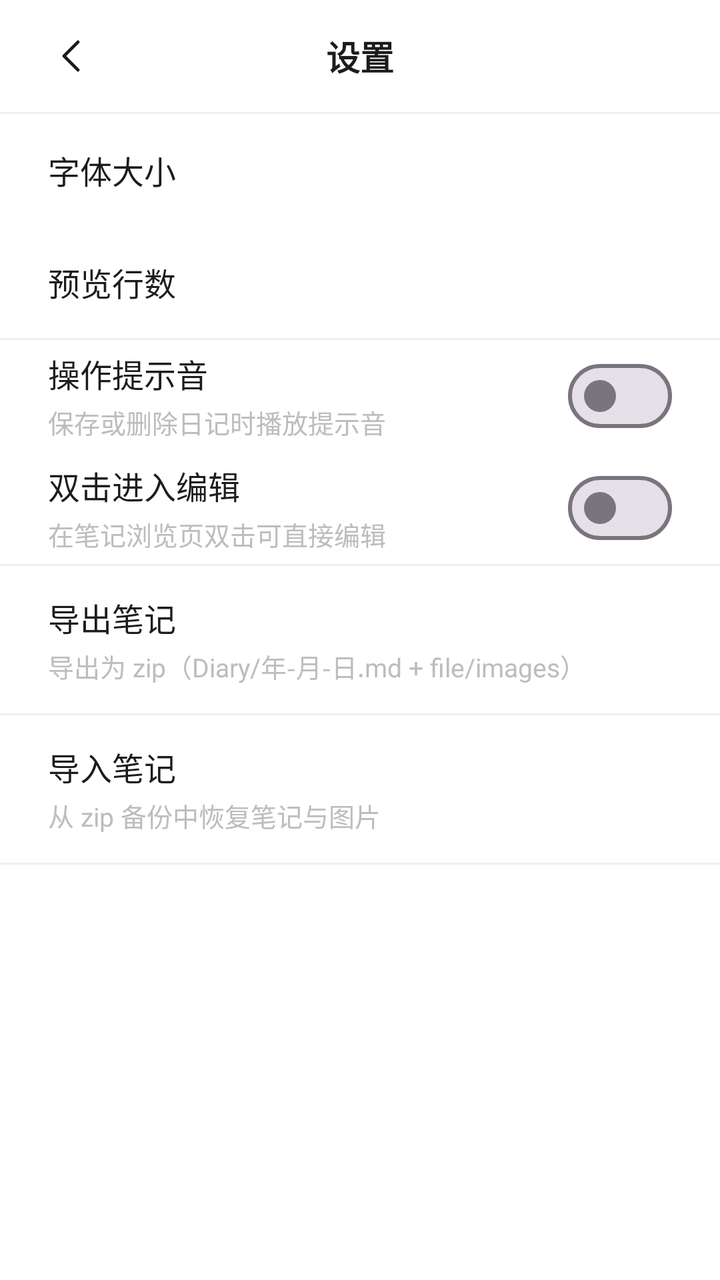
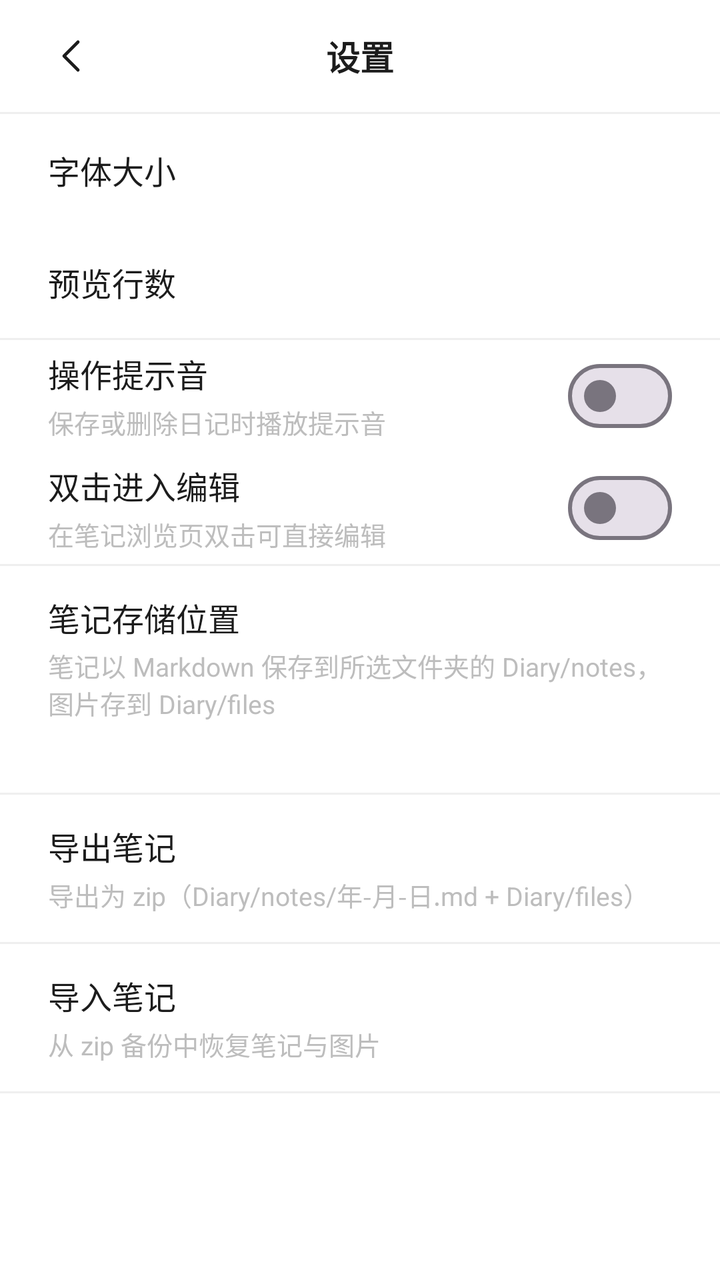

Before-and-after screenshots of an Android layout around one commit, followed by the original layout XML and the change that was made.
<!-- AndroidManifest.xml: application theme Theme.WuDiary -->
<!-- res/layout/activity_settings.xml -->
<?xml version="1.0" encoding="utf-8"?>
<LinearLayout xmlns:android="http://schemas.android.com/apk/res/android"
    android:layout_width="match_parent"
    android:layout_height="match_parent"
    android:background="@color/background"
    android:orientation="vertical">

    <FrameLayout
        android:layout_width="match_parent"
        android:layout_height="56dp">

        <ImageButton
            android:id="@+id/btnBack"
            android:layout_width="48dp"
            android:layout_height="48dp"
            android:layout_gravity="start|center_vertical"
            android:layout_marginStart="12dp"
            android:background="?attr/selectableItemBackgroundBorderless"
            android:contentDescription="@string/back"
            android:scaleType="centerInside"
            android:src="@drawable/ic_chevron_left" />

        <TextView
            android:layout_width="wrap_content"
            android:layout_height="wrap_content"
            android:layout_gravity="center"
            android:text="@string/settings"
            android:textColor="@color/text_primary"
            android:textSize="17sp"
            android:textStyle="bold" />
    </FrameLayout>

    <View
        android:layout_width="match_parent"
        android:layout_height="1dp"
        android:background="@color/divider" />

    <LinearLayout
        android:id="@+id/rowFontSize"
        android:layout_width="match_parent"
        android:layout_height="56dp"
        android:background="?attr/selectableItemBackground"
        android:clickable="true"
        android:focusable="true"
        android:gravity="center_vertical"
        android:orientation="horizontal"
        android:paddingHorizontal="24dp">

        <TextView
            android:layout_width="0dp"
            android:layout_height="wrap_content"
            android:layout_weight="1"
            android:text="@string/font_size"
            android:textColor="@color/text_primary"
            android:textSize="16sp" />

        <TextView
            android:id="@+id/textFontValue"
            android:layout_width="wrap_content"
            android:layout_height="wrap_content"
            android:textColor="@color/text_secondary"
            android:textSize="15sp" />
    </LinearLayout>

    <LinearLayout
        android:id="@+id/rowPreviewLines"
        android:layout_width="match_parent"
        android:layout_height="56dp"
        android:background="?attr/selectableItemBackground"
        android:clickable="true"
        android:focusable="true"
        android:gravity="center_vertical"
        android:orientation="horizontal"
        android:paddingHorizontal="24dp">

        <TextView
            android:layout_width="0dp"
            android:layout_height="wrap_content"
            android:layout_weight="1"
            android:text="@string/preview_lines"
            android:textColor="@color/text_primary"
            android:textSize="16sp" />

        <TextView
            android:id="@+id/textPreviewValue"
            android:layout_width="wrap_content"
            android:layout_height="wrap_content"
            android:textColor="@color/text_secondary"
            android:textSize="15sp" />
    </LinearLayout>

    <View
        android:layout_width="match_parent"
        android:layout_height="1dp"
        android:background="@color/divider" />

    <LinearLayout
        android:id="@+id/rowSound"
        android:layout_width="match_parent"
        android:layout_height="56dp"
        android:background="?attr/selectableItemBackground"
        android:clickable="true"
        android:focusable="true"
        android:gravity="center_vertical"
        android:orientation="horizontal"
        android:paddingHorizontal="24dp">

        <LinearLayout
            android:layout_width="0dp"
            android:layout_height="wrap_content"
            android:layout_weight="1"
            android:orientation="vertical">

            <TextView
                android:layout_width="wrap_content"
                android:layout_height="wrap_content"
                android:text="@string/sound_feedback"
                android:textColor="@color/text_primary"
                android:textSize="16sp" />

            <TextView
                android:layout_width="wrap_content"
                android:layout_height="wrap_content"
                android:layout_marginTop="3dp"
                android:text="@string/sound_feedback_desc"
                android:textColor="@color/text_secondary"
                android:textSize="13sp" />
        </LinearLayout>

        <com.google.android.material.materialswitch.MaterialSwitch
            android:id="@+id/switchSound"
            android:layout_width="wrap_content"
            android:layout_height="wrap_content"
            android:clickable="false"
            android:focusable="false" />
    </LinearLayout>

    <LinearLayout
        android:id="@+id/rowDoubleTap"
        android:layout_width="match_parent"
        android:layout_height="56dp"
        android:background="?attr/selectableItemBackground"
        android:clickable="true"
        android:focusable="true"
        android:gravity="center_vertical"
        android:orientation="horizontal"
        android:paddingHorizontal="24dp">

        <LinearLayout
            android:layout_width="0dp"
            android:layout_height="wrap_content"
            android:layout_weight="1"
            android:orientation="vertical">

            <TextView
                android:layout_width="wrap_content"
                android:layout_height="wrap_content"
                android:text="@string/double_tap_edit"
                android:textColor="@color/text_primary"
                android:textSize="16sp" />

            <TextView
                android:layout_width="wrap_content"
                android:layout_height="wrap_content"
                android:layout_marginTop="3dp"
                android:text="@string/double_tap_edit_desc"
                android:textColor="@color/text_secondary"
                android:textSize="13sp" />
        </LinearLayout>

        <com.google.android.material.materialswitch.MaterialSwitch
            android:id="@+id/switchDoubleTap"
            android:layout_width="wrap_content"
            android:layout_height="wrap_content"
            android:clickable="false"
            android:focusable="false" />
    </LinearLayout>

    <View
        android:layout_width="match_parent"
        android:layout_height="1dp"
        android:background="@color/divider" />

    <LinearLayout
        android:id="@+id/rowExport"
        android:layout_width="match_parent"
        android:layout_height="wrap_content"
        android:background="?attr/selectableItemBackground"
        android:clickable="true"
        android:focusable="true"
        android:orientation="vertical"
        android:paddingHorizontal="24dp"
        android:paddingVertical="14dp">

        <TextView
            android:layout_width="wrap_content"
            android:layout_height="wrap_content"
            android:text="@string/backup_export"
            android:textColor="@color/text_primary"
            android:textSize="16sp" />

        <TextView
            android:layout_width="wrap_content"
            android:layout_height="wrap_content"
            android:layout_marginTop="3dp"
            android:text="@string/backup_export_desc"
            android:textColor="@color/text_secondary"
            android:textSize="13sp" />
    </LinearLayout>

    <View
        android:layout_width="match_parent"
        android:layout_height="1dp"
        android:background="@color/divider" />

    <LinearLayout
        android:id="@+id/rowImport"
        android:layout_width="match_parent"
        android:layout_height="wrap_content"
        android:background="?attr/selectableItemBackground"
        android:clickable="true"
        android:focusable="true"
        android:orientation="vertical"
        android:paddingHorizontal="24dp"
        android:paddingVertical="14dp">

        <TextView
            android:layout_width="wrap_content"
            android:layout_height="wrap_content"
            android:text="@string/backup_import"
            android:textColor="@color/text_primary"
            android:textSize="16sp" />

        <TextView
            android:layout_width="wrap_content"
            android:layout_height="wrap_content"
            android:layout_marginTop="3dp"
            android:text="@string/backup_import_desc"
            android:textColor="@color/text_secondary"
            android:textSize="13sp" />
    </LinearLayout>

    <View
        android:layout_width="match_parent"
        android:layout_height="1dp"
        android:background="@color/divider" />

</LinearLayout>
<!-- resources referenced by this layout -->
<resources>
  <color name="background">#FFFFFF</color>
  <color name="divider">#EFEFEF</color>
  <color name="text_primary">#1C1C1C</color>
  <color name="text_secondary">#BDBDBD</color>
  <!-- drawable ic_chevron_left (drawable) -->
  <?xml version="1.0" encoding="utf-8"?>
  <vector xmlns:android="http://schemas.android.com/apk/res/android"
      android:width="24dp"
      android:height="24dp"
      android:viewportWidth="24"
      android:viewportHeight="24">
      <path
          android:fillColor="#00000000"
          android:pathData="M15,5 L8,12 L15,19"
          android:strokeColor="#1C1C1C"
          android:strokeLineCap="round"
          android:strokeLineJoin="round"
          android:strokeWidth="1.6" />
  </vector>
  <string name="back">返回</string>
  <string name="backup_export">导出笔记</string>
  <string name="backup_export_desc">导出为 zip（Diary/年-月-日.md + file/images）</string>
  <string name="backup_import">导入笔记</string>
  <string name="backup_import_desc">从 zip 备份中恢复笔记与图片</string>
  <string name="double_tap_edit">双击进入编辑</string>
  <string name="double_tap_edit_desc">在笔记浏览页双击可直接编辑</string>
  <string name="font_size">字体大小</string>
  <string name="preview_lines">预览行数</string>
  <string name="settings">设置</string>
  <string name="sound_feedback">操作提示音</string>
  <string name="sound_feedback_desc">保存或删除日记时播放提示音</string>
  <style name="Theme.WuDiary" parent="Theme.Material3.Light.NoActionBar">
          <item name="colorPrimary">@color/primary</item>
          <item name="colorOnPrimary">@android:color/white</item>
          <item name="colorSurface">@color/surface</item>
          <item name="android:windowBackground">@color/background</item>
          <item name="android:statusBarColor">@color/background</item>
          <item name="android:windowLightStatusBar">true</item>
          <item name="android:navigationBarColor">@color/background</item>
      </style>
  <color name="primary">#1C1C1C</color>
  <color name="surface">#FFFFFF</color>
</resources>

<!-- the commit's change to res/layout/activity_settings.xml (unified diff, before → after) -->
@@ -182,7 +182,7 @@
         android:background="@color/divider" />
 
     <LinearLayout
-        android:id="@+id/rowExport"
+        android:id="@+id/rowStorage"
         android:layout_width="match_parent"
         android:layout_height="wrap_content"
         android:background="?attr/selectableItemBackground"
@@ -195,7 +195,7 @@
         <TextView
             android:layout_width="wrap_content"
             android:layout_height="wrap_content"
-            android:text="@string/backup_export"
+            android:text="@string/storage_location"
             android:textColor="@color/text_primary"
             android:textSize="16sp" />
 
@@ -203,18 +203,28 @@
             android:layout_width="wrap_content"
             android:layout_height="wrap_content"
             android:layout_marginTop="3dp"
-            android:text="@string/backup_export_desc"
-            android:textColor="@color/text_secondary"
-            android:textSize="13sp" />
-    </LinearLayout>
-
-    <View
-        android:layout_width="match_parent"
-        android:layout_height="1dp"
-        android:background="@color/divider" />
-
-    <LinearLayout
-        android:id="@+id/rowImport"
+            android:text="@string/storage_location_desc"
+            android:textColor="@color/text_secondary"
+            android:textSize="13sp" />
+
+        <TextView
+            android:id="@+id/textStorageValue"
+            android:layout_width="match_parent"
+            android:layout_height="wrap_content"
+            android:layout_marginTop="4dp"
+            android:ellipsize="middle"
+            android:maxLines="1"
+            android:textColor="@color/text_secondary"
+            android:textSize="13sp" />
+    </LinearLayout>
+
+    <View
+        android:layout_width="match_parent"
+        android:layout_height="1dp"
+        android:background="@color/divider" />
+
+    <LinearLayout
+        android:id="@+id/rowExport"
         android:layout_width="match_parent"
         android:layout_height="wrap_content"
         android:background="?attr/selectableItemBackground"
@@ -227,6 +237,38 @@
         <TextView
             android:layout_width="wrap_content"
             android:layout_height="wrap_content"
+            android:text="@string/backup_export"
+            android:textColor="@color/text_primary"
+            android:textSize="16sp" />
+
+        <TextView
+            android:layout_width="wrap_content"
+            android:layout_height="wrap_content"
+            android:layout_marginTop="3dp"
+            android:text="@string/backup_export_desc"
+            android:textColor="@color/text_secondary"
+            android:textSize="13sp" />
+    </LinearLayout>
+
+    <View
+        android:layout_width="match_parent"
+        android:layout_height="1dp"
+        android:background="@color/divider" />
+
+    <LinearLayout
+        android:id="@+id/rowImport"
+        android:layout_width="match_parent"
+        android:layout_height="wrap_content"
+        android:background="?attr/selectableItemBackground"
+        android:clickable="true"
+        android:focusable="true"
+        android:orientation="vertical"
+        android:paddingHorizontal="24dp"
+        android:paddingVertical="14dp">
+
+        <TextView
+            android:layout_width="wrap_content"
+            android:layout_height="wrap_content"
             android:text="@string/backup_import"
             android:textColor="@color/text_primary"
             android:textSize="16sp" />
<!-- resource entries referenced after the edit -->
@@ -21,7 +21,7 @@
   </vector>
   <string name="back">返回</string>
   <string name="backup_export">导出笔记</string>
-  <string name="backup_export_desc">导出为 zip（Diary/年-月-日.md + file/images）</string>
+  <string name="backup_export_desc">导出为 zip（Diary/notes/年-月-日.md + Diary/files）</string>
   <string name="backup_import">导入笔记</string>
   <string name="backup_import_desc">从 zip 备份中恢复笔记与图片</string>
   <string name="double_tap_edit">双击进入编辑</string>
@@ -31,6 +31,8 @@
   <string name="settings">设置</string>
   <string name="sound_feedback">操作提示音</string>
   <string name="sound_feedback_desc">保存或删除日记时播放提示音</string>
+  <string name="storage_location">笔记存储位置</string>
+  <string name="storage_location_desc">笔记以 Markdown 保存到所选文件夹的 Diary/notes，图片存到 Diary/files</string>
   <style name="Theme.WuDiary" parent="Theme.Material3.Light.NoActionBar">
           <item name="colorPrimary">@color/primary</item>
           <item name="colorOnPrimary">@android:color/white</item>
